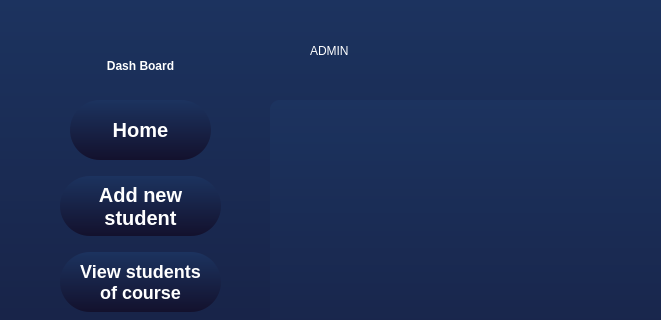
First picture: the form in Qt/adminpage.ui, repository KerollosRady/University-mangament-system, before the edit; both pictures show x 0 to 661 and y 0 to 320 of the 1280 by 720 pixel window.
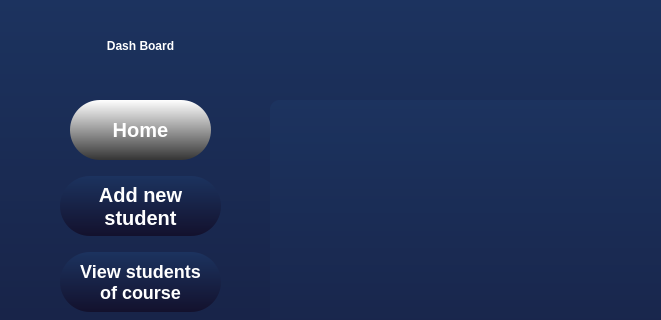
Second picture: the form after the edit.

```diff
--- a/Qt/adminpage.ui
+++ b/Qt/adminpage.ui
@@ -195,7 +195,7 @@
     border-radius: 30px;
     color: #ffffff;
 background: qlineargradient(x1:0, y1:0, x2:0, y2:1, stop:0 #1c335f, stop:1 #13112d);
-</string>
+background: qlineargradient(x1:0, y1:0, x2:0, y2:1, stop:0 rgb(255, 255, 255), stop:1 rgb(53, 53, 53));</string>
    </property>
    <property name="text">
     <string>Home</string>
@@ -205,7 +205,7 @@
    <property name="geometry">
     <rect>
      <x>10</x>
-     <y>20</y>
+     <y>0</y>
      <width>261</width>
      <height>91</height>
     </rect>
@@ -256,25 +256,6 @@
 course</string>
    </property>
   </widget>
-  <widget class="QLabel" name="name">
-   <property name="geometry">
-    <rect>
-     <x>310</x>
-     <y>30</y>
-     <width>201</width>
-     <height>41</height>
-    </rect>
-   </property>
-   <property name="styleSheet">
-    <string notr="true">color:white;
-font: 40pt &quot;Arial&quot;;
-    background-color: transparent;
-font: 700 ;</string>
-   </property>
-   <property name="text">
-    <string>ADMIN</string>
-   </property>
-  </widget>
   <widget class="QPushButton" name="logout">
    <property name="geometry">
     <rect>
```
Left out of the diff: 1 changed line with no effect on the pictures.
